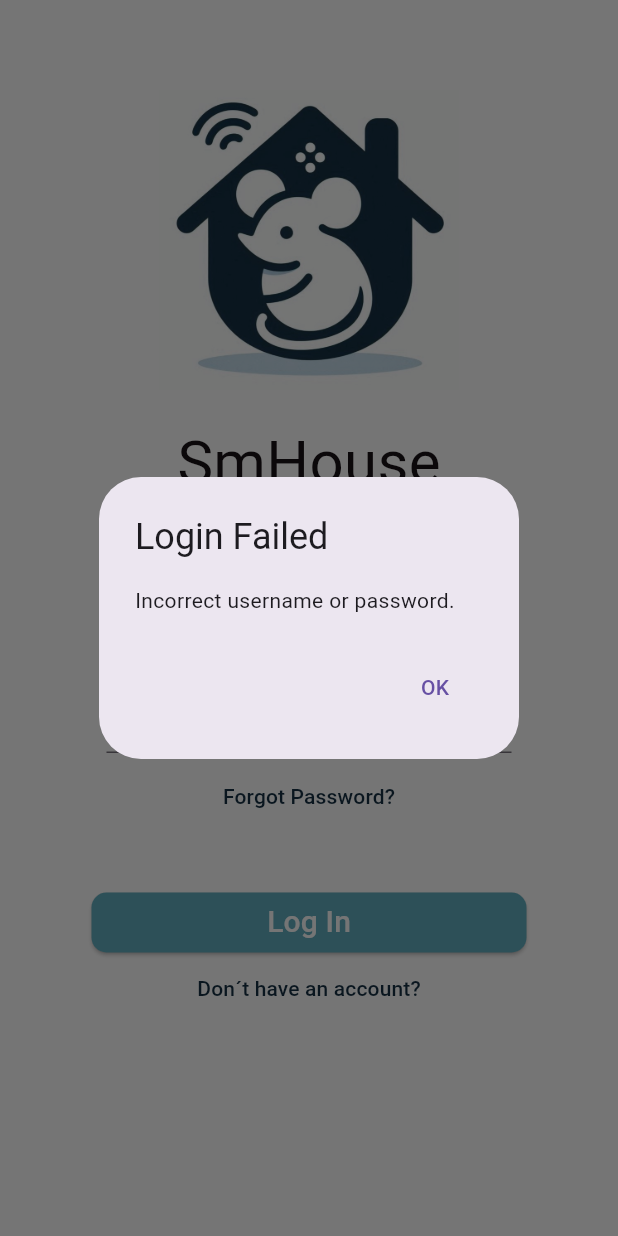
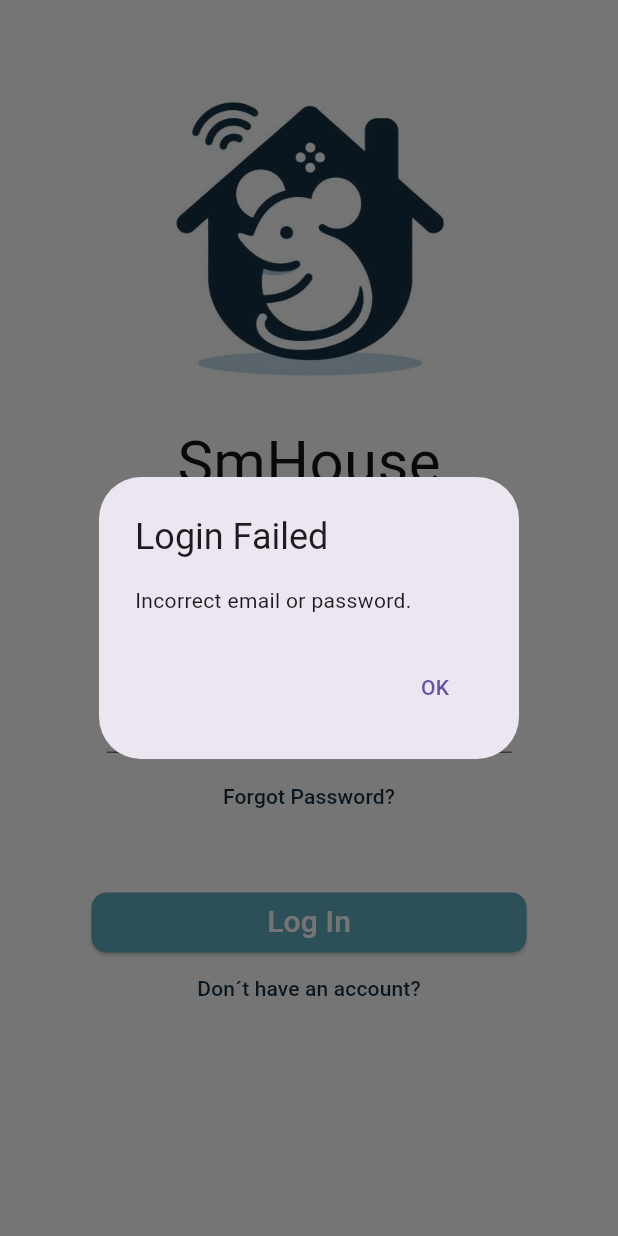
Before and after one commit to RGrave22/smhouse_app, a Flutter app: the screen it shows after launch, after a tap on "Log In", on a phone screen of 412 x 824 dp. Run offline on Flutter 3.47's test engine with Material 3 defaults, Android fonts, the phone set to English and light mode, and no system bars; our stand-ins replace font_awesome_flutter, sleek_circular_slider, sqflite; accounts and stored records are empty; Roboto replaces fonts that are missing (SmHouse).

Commit message:
Login with email

```diff
--- a/lib/DB/DB.dart
+++ b/lib/DB/DB.dart
@@ -103,14 +103,14 @@ class LocalDB {
   }
 
 
-  Future<bool> login(String username, String password) async {
+  Future<bool> login(String email, String password) async {
     try {
       final db = await initDB();
 
       List<Map<String, dynamic>> result = await db.query(
         'users',
-        where: 'username = ?',
-        whereArgs: [username],
+        where: 'email = ?',
+        whereArgs: [email],
       );
 
       if (result.isEmpty) {
@@ -145,13 +145,13 @@ class LocalDB {
     await db.insert('session', user.toMap());
   }
 
-  Future<bool> userExist(String username) async {
+  Future<bool> userExist(String email) async {
     final db = await initDB();
 
     List<Map<String, dynamic>> existingUsers = await db.query(
       'users',
-      where: 'username = ?',
-      whereArgs: [username],
+      where: 'email = ?',
+      whereArgs: [email],
     );
     return existingUsers.isNotEmpty;
   }
--- a/lib/Login/LoginPage.dart
+++ b/lib/Login/LoginPage.dart
@@ -18,7 +18,7 @@ class LoginScreen extends StatefulWidget {
 class _LoginScreenState extends State<LoginScreen> {
   final LocalDB db = LocalDB('SmHouse');
 
-  late TextEditingController usernameController;
+  late TextEditingController emailController;
   late TextEditingController passwordController;
 
   bool _obscureText = true;
@@ -26,7 +26,7 @@ class _LoginScreenState extends State<LoginScreen> {
   @override
   void initState() {
     initDatabase();
-    usernameController = TextEditingController();
+    emailController = TextEditingController();
     passwordController = TextEditingController();
     super.initState();
   }
@@ -38,13 +38,13 @@ class _LoginScreenState extends State<LoginScreen> {
   }
 
   Future<void> handleLogin() async {
-    String username = usernameController.text;
+    String email = emailController.text;
     String password = passwordController.text;
 
-    bool loginSuccess = await db.login(username, password);
+    bool loginSuccess = await db.login(email, password);
 
     if (loginSuccess) {
-      //_showAlertDialog('Login Successful', 'Welcome, $username!');
+      //_showAlertDialog('Login Successful', 'Welcome, $email!');
 
       Navigator.pushReplacement(
         context,
@@ -53,7 +53,7 @@ class _LoginScreenState extends State<LoginScreen> {
         ),
       );
     } else {
-      _showAlertDialog('Login Failed', 'Incorrect username or password.');
+      _showAlertDialog('Login Failed', 'Incorrect email or password.');
     }
   }
 
@@ -94,7 +94,7 @@ class _LoginScreenState extends State<LoginScreen> {
           padding: const EdgeInsets.fromLTRB(20, 25, 20, 0),
           child: TextField(
             cursorColor: const Color(0xFF153043), // Set the cursor color here
-            controller: usernameController,
+            controller: emailController,
             decoration:  const InputDecoration(
               border: UnderlineInputBorder(),
               labelText: 'Email',
@@ -143,8 +143,7 @@ class _LoginScreenState extends State<LoginScreen> {
             foregroundColor: WidgetStateProperty.all<Color>(Color(0xFF153043)
             ),
           ),
-          child:  const Text('Forgot Password?',
-          ),
+          child:  const Text('Forgot Password?'),
 
         ),
         Container(
```
